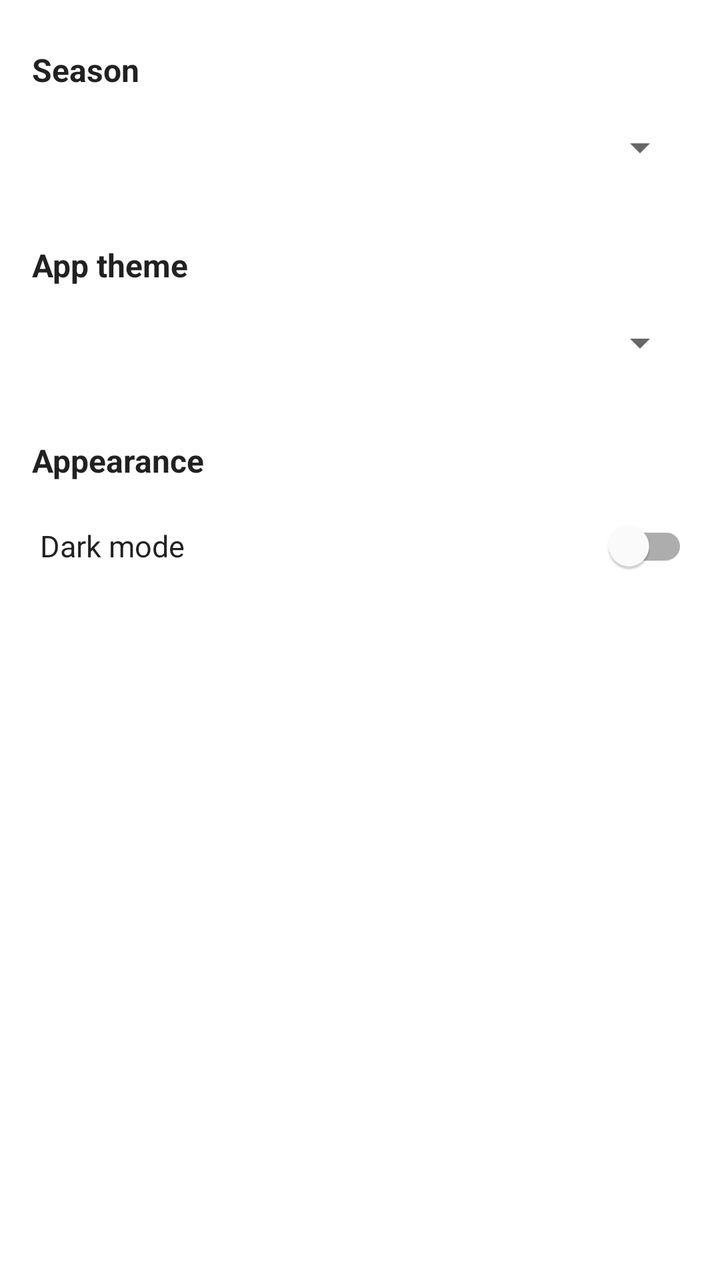
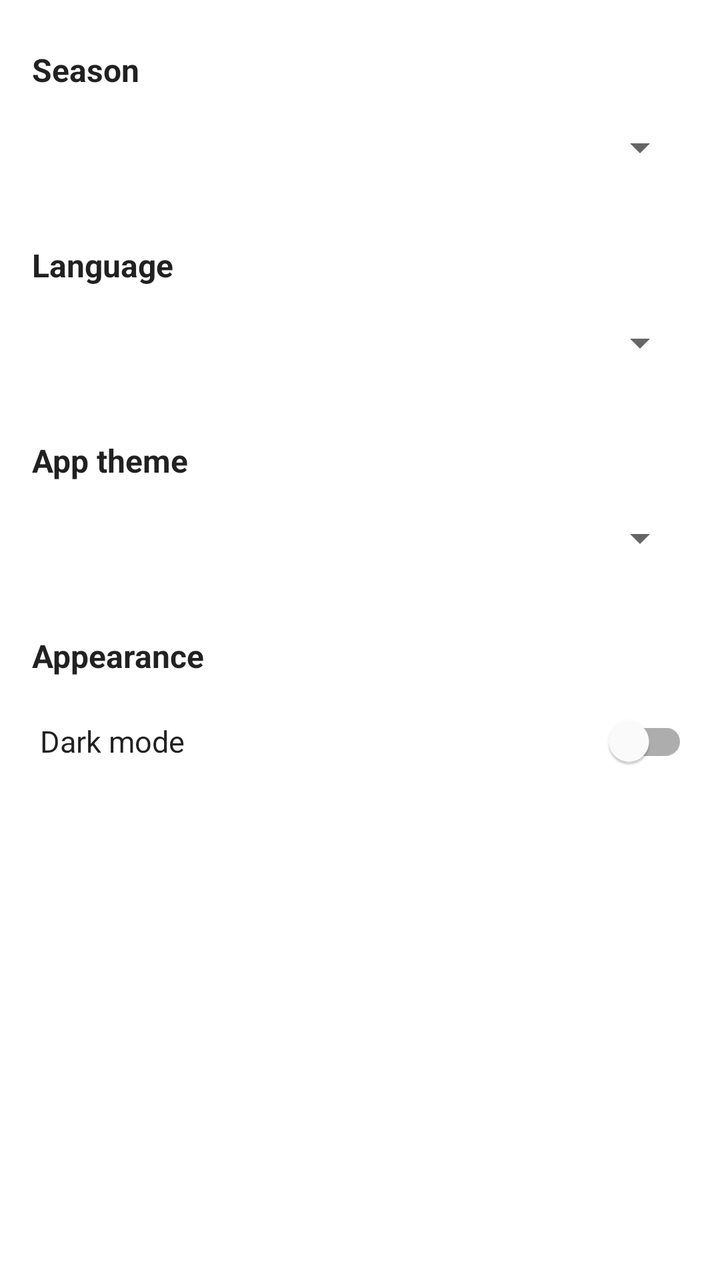

The first picture is an Android layout as it rendered before a commit; the second is the same layout after the commit. The layout source and the unified diff follow.
<!-- AndroidManifest.xml: application theme Theme.F1Info -->
<!-- res/layout/activity_settings.xml -->
<?xml version="1.0" encoding="utf-8"?>
<LinearLayout xmlns:android="http://schemas.android.com/apk/res/android"
    xmlns:tools="http://schemas.android.com/tools"
    xmlns:app="http://schemas.android.com/apk/res-auto"
    android:layout_width="match_parent"
    android:layout_height="match_parent"
    android:padding="16dp"
    android:orientation="vertical">

    
    <TextView
        android:layout_width="match_parent"
        android:layout_height="wrap_content"
        android:text="Season"
        android:textSize="16sp"
        android:textStyle="bold"
        android:textColor="?android:textColorPrimary"
        android:layout_marginTop="8dp"
        android:layout_marginBottom="4dp"
        tools:ignore="HardcodedText" />

    <Spinner
        android:id="@+id/seasonSelector"
        android:layout_width="match_parent"
        android:layout_height="48dp"
        android:spinnerMode="dropdown" />

    
    <TextView
        android:layout_width="match_parent"
        android:layout_height="wrap_content"
        android:text="App theme"
        android:textSize="16sp"
        android:textStyle="bold"
        android:textColor="?android:textColorPrimary"
        android:layout_marginTop="24dp"
        android:layout_marginBottom="4dp"
        tools:ignore="HardcodedText" />

    <Spinner
        android:id="@+id/teamSelector"
        android:layout_width="match_parent"
        android:layout_height="48dp"
        android:spinnerMode="dropdown" />

    
    <TextView
        android:layout_width="match_parent"
        android:layout_height="wrap_content"
        android:text="Appearance"
        android:textSize="16sp"
        android:textStyle="bold"
        android:textColor="?android:textColorPrimary"
        android:layout_marginTop="24dp"
        android:layout_marginBottom="4dp"
        tools:ignore="HardcodedText" />

    <LinearLayout
        android:layout_width="match_parent"
        android:layout_height="wrap_content"
        android:orientation="horizontal"
        android:gravity="center_vertical"
        android:paddingTop="4dp"
        android:paddingBottom="4dp">

        <TextView
            android:layout_width="0dp"
            android:layout_weight="1"
            android:layout_height="wrap_content"
            android:layout_marginStart="4dp"
            android:text="Dark mode"
            android:textSize="15sp"
            android:textColor="?android:textColorPrimary"
            tools:ignore="HardcodedText" />

        <com.google.android.material.switchmaterial.SwitchMaterial
            android:id="@+id/switchDarkMode"
            android:layout_width="wrap_content"
            android:layout_height="wrap_content"
            android:textColor="?android:textColorPrimary"
            app:useMaterialThemeColors="true"
            tools:ignore="HardcodedText" />
    </LinearLayout>
</LinearLayout>
<!-- resources referenced by this layout -->
<resources>
  <style name="Theme.F1Info" parent="Theme.MaterialComponents.DayNight.NoActionBar">
          
          <item name="colorPrimary">@color/default_primary</item>
          <item name="colorPrimaryVariant">@color/default_primary</item>
          <item name="colorOnPrimary">@android:color/white</item>
  
          
          <item name="colorSecondary">@color/default_primary</item>
          <item name="colorSecondaryVariant">@color/default_primary</item>
          <item name="colorOnSecondary">@android:color/white</item>
  
          
          <item name="android:statusBarColor">?attr/colorPrimaryVariant</item>
      </style>
  <color name="default_primary">#121212</color>
</resources>

<!-- the commit's change to res/layout/activity_settings.xml (unified diff, before → after) -->
@@ -11,7 +11,7 @@
     <TextView
         android:layout_width="match_parent"
         android:layout_height="wrap_content"
-        android:text="Season"
+        android:text="@string/settings_season_label"
         android:textSize="16sp"
         android:textStyle="bold"
         android:textColor="?android:textColorPrimary"
@@ -29,7 +29,25 @@
     <TextView
         android:layout_width="match_parent"
         android:layout_height="wrap_content"
-        android:text="App theme"
+        android:text="@string/settings_language_label"
+        android:textSize="16sp"
+        android:textStyle="bold"
+        android:textColor="?android:textColorPrimary"
+        android:layout_marginTop="24dp"
+        android:layout_marginBottom="4dp"
+        tools:ignore="HardcodedText" />
+
+    <Spinner
+        android:id="@+id/languageSelector"
+        android:layout_width="match_parent"
+        android:layout_height="48dp"
+        android:spinnerMode="dropdown" />
+
+    
+    <TextView
+        android:layout_width="match_parent"
+        android:layout_height="wrap_content"
+        android:text="@string/settings_theme_label"
         android:textSize="16sp"
         android:textStyle="bold"
         android:textColor="?android:textColorPrimary"
@@ -47,7 +65,7 @@
     <TextView
         android:layout_width="match_parent"
         android:layout_height="wrap_content"
-        android:text="Appearance"
+        android:text="@string/settings_appearance_label"
         android:textSize="16sp"
         android:textStyle="bold"
         android:textColor="?android:textColorPrimary"
@@ -68,7 +86,7 @@
             android:layout_weight="1"
             android:layout_height="wrap_content"
             android:layout_marginStart="4dp"
-            android:text="Dark mode"
+            android:text="@string/settings_dark_mode_label"
             android:textSize="15sp"
             android:textColor="?android:textColorPrimary"
             tools:ignore="HardcodedText" />
<!-- resource entries referenced after the edit -->
@@ -1,5 +1,10 @@
 <!-- resources referenced by this layout -->
 <resources>
+  <string name="settings_appearance_label">Appearance</string>
+  <string name="settings_dark_mode_label">Dark mode</string>
+  <string name="settings_language_label">Language</string>
+  <string name="settings_season_label">Season</string>
+  <string name="settings_theme_label">App theme</string>
   <style name="Theme.F1Info" parent="Theme.MaterialComponents.DayNight.NoActionBar">
           
           <item name="colorPrimary">@color/default_primary</item>
